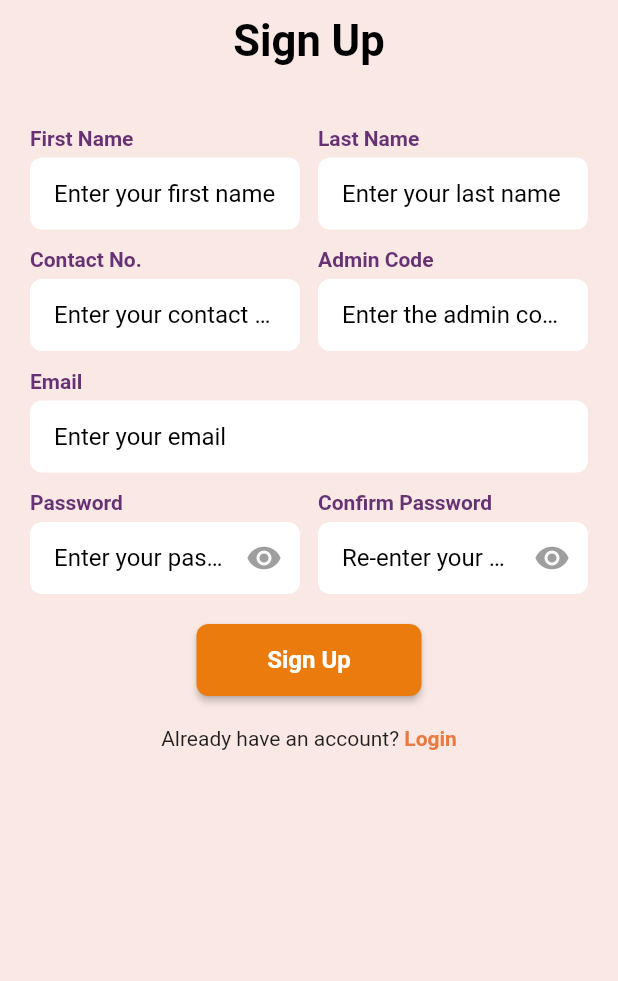
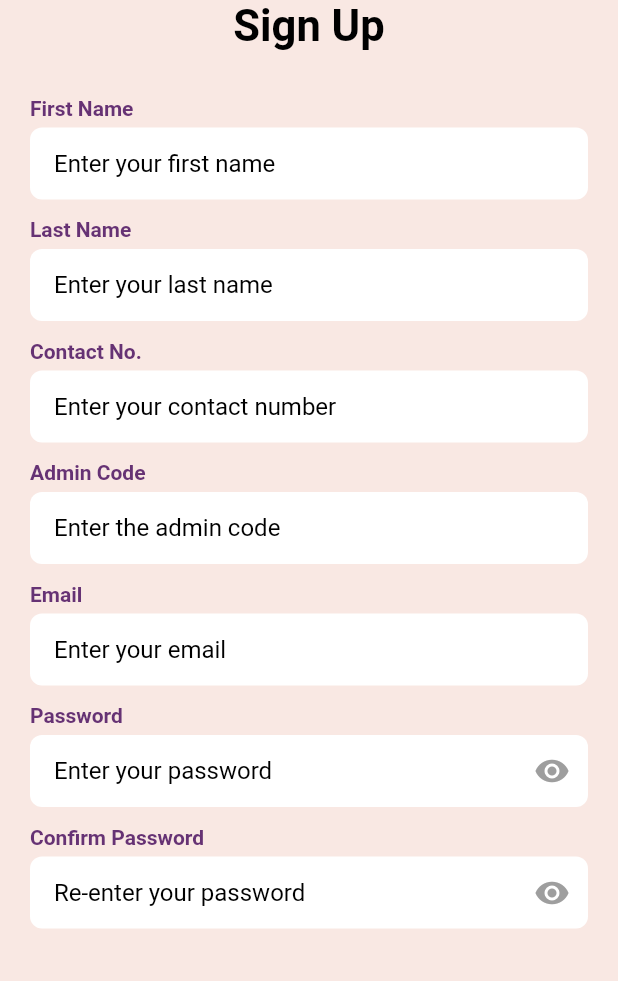
Before and after one commit to Aditya1101999/accountsntax_app, a Flutter app: the SignUpScreen screen opened by its route, on a phone screen of 412 x 824 dp, the part 255-1236 px from its top. Run offline on Flutter 3.47's test engine with Material 2 defaults, Android fonts, the light colour scheme and no system bars; our stand-ins replace carousel_slider.

Commit message:
scrollview added

```diff
--- a/accountsntax/lib/screens/login_screen.dart
+++ b/accountsntax/lib/screens/login_screen.dart
@@ -84,9 +84,8 @@
                     child: Text(
                       'Email',
                       style: TextStyle(
-                        fontWeight: FontWeight.bold,
-                        color: Color(0xFF663274)
-                      ),
+                          fontWeight: FontWeight.bold,
+                          color: Color(0xFF663274)),
                     ),
                   ),
                   const SizedBox(height: 5),
@@ -162,7 +161,6 @@
                       ),
                     ),
                   ),
-                  const SizedBox(height: 20),
                   SizedBox(
                     width: 150,
                     height: 48,
@@ -170,7 +168,8 @@
                       onPressed: () {
                         if (_validateFields()) {
                           // Perform sign up logic
-                          Navigator.pushReplacementNamed(context, dashboardRoute);
+                          Navigator.pushReplacementNamed(
+                              context, dashboardRoute);
                         }
                       },
                       style: ElevatedButton.styleFrom(
--- a/accountsntax/lib/screens/signup_screen.dart
+++ b/accountsntax/lib/screens/signup_screen.dart
@@ -9,6 +9,7 @@
   @override
   _SignUpScreenState createState() => _SignUpScreenState();
 }
+
 class _SignUpScreenState extends State<SignUpScreen> {
   bool _isPasswordVisible = false;
   bool _isConfirmPasswordVisible = false;
@@ -134,17 +135,16 @@
     return Scaffold(
         body: Padding(
             padding: const EdgeInsets.all(20.0),
-        child: SingleChildScrollView(
             child: Column(
                 crossAxisAlignment: CrossAxisAlignment.center,
                 children: [
-              Column(
-                children: [
-                  Image.asset(
+                  SizedBox(
+                    height: 150,
+                    child: Image.asset(
                       'assets/images/logo2.png',
                       height: 150,
                     ),
-                  const SizedBox(height: 10),
+                  ),
                   const Text(
                     'Sign Up',
                     style: TextStyle(
@@ -153,17 +153,23 @@
                       color: Colors.black,
                     ),
                   ),
-                ],
-              ),
-              const SizedBox(height: 40),
+                  const SizedBox(height: 30),
+                  Expanded(
+                      child: SingleChildScrollView(
+                    child: Column(children: [
                       Column(
-                children: [
-                  Row(
-                    children: [
-                      Expanded(
-                        child: Column(
                         crossAxisAlignment: CrossAxisAlignment.stretch,
                         children: [
+                  //         const Text(
+                  //   'Sign Up',
+                  //   style: TextStyle(
+                  //     fontWeight: FontWeight.bold,
+                  //     fontSize: 29,
+                  //     color: Colors.black,
+                  //   ),
+                  //   textAlign: TextAlign.center,
+                  // ),
+                  // const SizedBox(height: 30),
                           const Text(
                             'First Name',
                             style: TextStyle(
@@ -193,10 +199,8 @@
                           ),
                         ],
                       ),
-                      ),
-                      const SizedBox(width: 12),
-                      Expanded(
-                        child: Column(
+                      const SizedBox(height: 12),
+                      Column(
                         crossAxisAlignment: CrossAxisAlignment.stretch,
                         children: [
                           const Text(
@@ -228,14 +232,8 @@
                           ),
                         ],
                       ),
-                      ),
-                    ],
-                  ),
                       const SizedBox(height: 12),
-                  Row(
-                    children: [
-                      Expanded(
-                        child: Column(
+                      Column(
                         crossAxisAlignment: CrossAxisAlignment.stretch,
                         children: [
                           const Text(
@@ -267,10 +265,8 @@
                           ),
                         ],
                       ),
-                      ),
-                      const SizedBox(width: 12),
-                      Expanded(
-                        child: Column(
+                      const SizedBox(height: 12),
+                      Column(
                         crossAxisAlignment: CrossAxisAlignment.stretch,
                         children: [
                           const Text(
@@ -298,9 +294,6 @@
                               errorText: _adminCodeError.isNotEmpty
                                   ? _adminCodeError
                                   : null,
-                              ),
-                            ),
-                          ],
                             ),
                           ),
                         ],
@@ -338,10 +331,7 @@
                         ],
                       ),
                       const SizedBox(height: 12),
-                  Row(
-                    children: [
-                      Expanded(
-                        child: Column(
+                      Column(
                         crossAxisAlignment: CrossAxisAlignment.stretch,
                         children: [
                           const Text(
@@ -387,17 +377,15 @@
                           ),
                         ],
                       ),
-                      ),
-                      const SizedBox(width: 12),
-                      Expanded(
-                        child: Column(
+                      const SizedBox(height: 12),
+                      Column(
                         crossAxisAlignment: CrossAxisAlignment.stretch,
                         children: [
                           const Text(
                             'Confirm Password',
                             style: TextStyle(
                               fontWeight: FontWeight.bold,
-                                color: Color(0xFF663274)
+                              color: Color(0xFF663274),
                             ),
                           ),
                           const SizedBox(height: 5),
@@ -437,9 +425,6 @@
                           ),
                         ],
                       ),
-                      ),
-                    ],
-                  ),
                       const SizedBox(height: 20),
                       SizedBox(
                         width: 150,
@@ -448,7 +433,8 @@
                           onPressed: () {
                             if (_validateFields()) {
                               // Perform sign up logic
-                          Navigator.pushReplacementNamed(context, dashboardRoute);
+                              Navigator.pushReplacementNamed(
+                                  context, dashboardRoute);
                             }
                           },
                           style: ElevatedButton.styleFrom(
@@ -485,12 +471,8 @@
                           ),
                         ],
                       ),
-                ],
-              ),
-            ],
-          ),
-        ),
-      ),
-    );
+                    ]),
+                  )),
+                ])));
   }
 }
```
Lines whose indentation alone changed are shown as unchanged.
